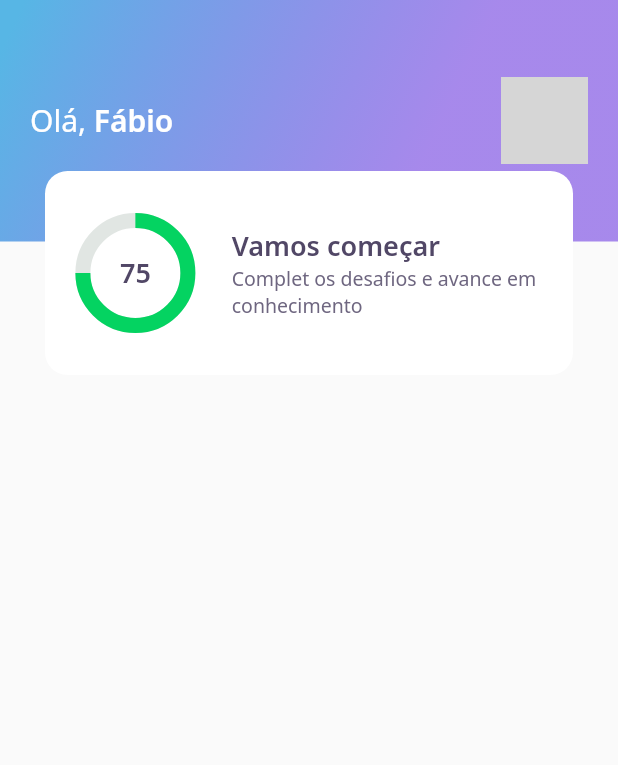
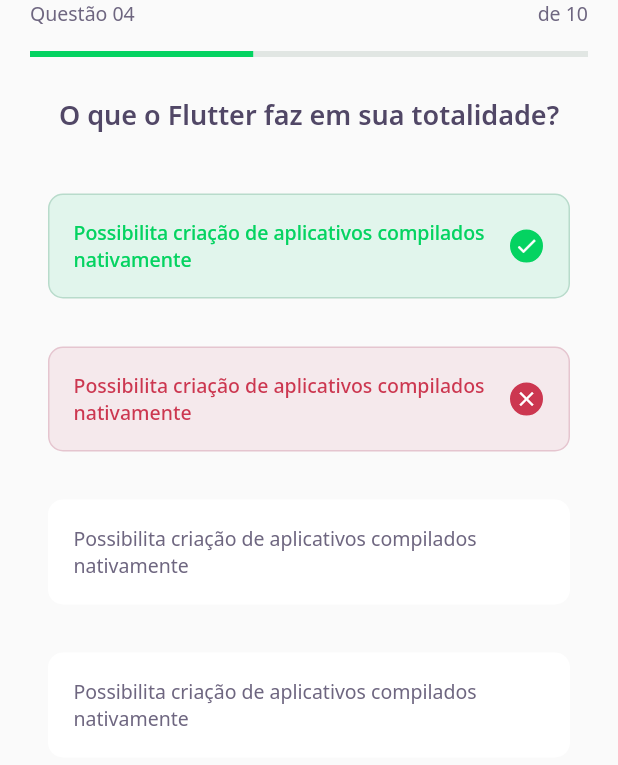
Before and after one commit to fabiobends/dev-quiz, a Flutter app: the screen it shows after launch, on a phone screen of 412 x 824 dp. Shown: the top 765 px of the screen. Run offline on Flutter 3.47's test engine with Material 2 defaults, Android fonts, the phone set to English and light mode, and no system bars; our stand-ins replace google_fonts; grey boxes are pictures that could not be loaded.

Commit message:
Add second day content

```diff
--- a/lib/core/app_widget.dart
+++ b/lib/core/app_widget.dart
@@ -1,5 +1,4 @@
-import 'package:DevQuiz/screens/home/home_screen.dart';
-//import 'package:DevQuiz/splash/splash_screen.dart';
+import 'package:DevQuiz/screens/challenge/challenge_screen.dart';
 import 'package:flutter/material.dart';
 
 class AppWidget extends StatelessWidget {
@@ -7,7 +6,7 @@ class AppWidget extends StatelessWidget {
   Widget build(BuildContext context) {
     return MaterialApp(
       title: "DevQuiz",
-      home: HomeScreen(),
+      home: ChallengeScreen(),
       debugShowCheckedModeBanner: false,
     );
   }
--- /dev/null
+++ b/lib/screens/challenge/challenge_screen.dart
@@ -0,0 +1,29 @@
+import 'package:DevQuiz/screens/challenge/widgets/question_indicator/question_indicator_widget.dart';
+import 'package:DevQuiz/screens/challenge/widgets/quiz/quiz_widget.dart';
+import 'package:flutter/material.dart';
+
+class ChallengeScreen extends StatefulWidget {
+  ChallengeScreen({Key? key}) : super(key: key);
+
+  @override
+  _ChallengeScreenState createState() => _ChallengeScreenState();
+}
+
+class _ChallengeScreenState extends State<ChallengeScreen> {
+  @override
+  Widget build(BuildContext context) {
+    return Container(
+      child: Scaffold(
+        appBar: PreferredSize(
+          preferredSize: Size.fromHeight(60),
+          child: SafeArea(
+            child: QuestionIndicatorWidget(),
+          ),
+        ),
+        body: QuizWidget(
+          title: "O que o Flutter faz em sua totalidade?",
+        ),
+      ),
+    );
+  }
+}
--- /dev/null
+++ b/lib/screens/challenge/widgets/answer/answer_widget.dart
@@ -0,0 +1,83 @@
+import 'package:DevQuiz/core/core.dart';
+import 'package:flutter/material.dart';
+
+class AnswerWidget extends StatelessWidget {
+  final String title;
+  final bool isRight;
+  final bool isSelected;
+
+  const AnswerWidget({
+    Key? key,
+    required this.title,
+    this.isRight = false,
+    this.isSelected = false,
+  }) : super(key: key);
+
+  Color get _selectedColorRight =>
+      isRight ? AppColors.darkGreen : AppColors.darkRed;
+
+  Color get _selectedBorderRight =>
+      isRight ? AppColors.lightGreen : AppColors.lightRed;
+
+  Color get _selectedColorCardRight =>
+      isRight ? AppColors.lightGreen : AppColors.lightRed;
+
+  Color get _selectedBorderCardRight =>
+      isRight ? AppColors.green : AppColors.red;
+
+  TextStyle get _selectedTextStyleRight =>
+      isRight ? AppTextStyles.bodyDarkGreen : AppTextStyles.bodyDarkRed;
+
+  IconData get _selectedIconData => isRight ? Icons.check : Icons.close;
+
+  @override
+  Widget build(BuildContext context) {
+    return Padding(
+      padding: const EdgeInsets.all(16.0),
+      child: Container(
+        padding: const EdgeInsets.all(16),
+        decoration: BoxDecoration(
+          color: isSelected ? _selectedColorCardRight : AppColors.white,
+          borderRadius: BorderRadius.circular(10),
+          border: Border.fromBorderSide(
+            BorderSide(
+              color: isSelected ? _selectedBorderCardRight : AppColors.white,
+            ),
+          ),
+        ),
+        child: Row(
+          mainAxisAlignment: MainAxisAlignment.spaceBetween,
+          children: [
+            Expanded(
+              child: Text(
+                title,
+                style:
+                    isSelected ? _selectedTextStyleRight : AppTextStyles.body,
+              ),
+            ),
+            Container(
+              width: 24,
+              height: 24,
+              decoration: BoxDecoration(
+                color: isSelected ? _selectedColorRight : AppColors.white,
+                borderRadius: BorderRadius.circular(500),
+                border: Border.fromBorderSide(
+                  BorderSide(
+                      color:
+                          isSelected ? _selectedBorderRight : AppColors.white),
+                ),
+              ),
+              child: isSelected
+                  ? Icon(
+                      _selectedIconData,
+                      size: 16,
+                      color: Colors.white,
+                    )
+                  : null,
+            ),
+          ],
+        ),
+      ),
+    );
+  }
+}
--- /dev/null
+++ b/lib/screens/challenge/widgets/question_indicator/question_indicator_widget.dart
@@ -0,0 +1,32 @@
+import 'package:DevQuiz/core/core.dart';
+import 'package:DevQuiz/shared/widgets/progress_indicator/progress_indicator_widget.dart';
+import 'package:flutter/material.dart';
+
+class QuestionIndicatorWidget extends StatelessWidget {
+  const QuestionIndicatorWidget({Key? key}) : super(key: key);
+
+  @override
+  Widget build(BuildContext context) {
+    return Container(
+        padding: const EdgeInsets.symmetric(horizontal: 20),
+        child: Column(
+          children: [
+            Row(
+              mainAxisAlignment: MainAxisAlignment.spaceBetween,
+              children: [
+                Text(
+                  "Questão 04",
+                  style: AppTextStyles.body,
+                ),
+                Text(
+                  "de 10",
+                  style: AppTextStyles.body,
+                ),
+              ],
+            ),
+            SizedBox(height: 16),
+            ProgressIndicatorWidget(percentage: 0.4),
+          ],
+        ));
+  }
+}
--- /dev/null
+++ b/lib/screens/challenge/widgets/quiz/quiz_widget.dart
@@ -0,0 +1,43 @@
+import 'package:DevQuiz/core/core.dart';
+import 'package:DevQuiz/screens/challenge/widgets/answer/answer_widget.dart';
+import 'package:flutter/material.dart';
+
+class QuizWidget extends StatelessWidget {
+  final String title;
+  const QuizWidget({Key? key, required this.title}) : super(key: key);
+
+  @override
+  Widget build(BuildContext context) {
+    return Padding(
+      padding: const EdgeInsets.symmetric(horizontal: 16, vertical: 4),
+      child: Container(
+        child: Column(
+          children: [
+            Text(title, style: AppTextStyles.heading),
+            SizedBox(height: 24),
+            AnswerWidget(
+              isRight: true,
+              isSelected: true,
+              title:
+                  "Possibilita criação de aplicativos compilados nativamente",
+            ),
+            AnswerWidget(
+              isRight: false,
+              isSelected: true,
+              title:
+                  "Possibilita criação de aplicativos compilados nativamente",
+            ),
+            AnswerWidget(
+              title:
+                  "Possibilita criação de aplicativos compilados nativamente",
+            ),
+            AnswerWidget(
+              title:
+                  "Possibilita criação de aplicativos compilados nativamente",
+            ),
+          ],
+        ),
+      ),
+    );
+  }
+}
--- a/lib/screens/home/widgets/chart/chart_widget.dart
+++ b/lib/screens/home/widgets/chart/chart_widget.dart
@@ -21,7 +21,7 @@ class ChartWidget extends StatelessWidget {
           ),
         ),
         Center(
-          child: Text("75", style: AppTextStyles.heading),
+          child: Text("75%", style: AppTextStyles.heading),
         ),
       ],
     );
--- a/lib/screens/home/widgets/score_card/score_card_widget.dart
+++ b/lib/screens/home/widgets/score_card/score_card_widget.dart
@@ -13,14 +13,14 @@ class ScoreCardWidget extends StatelessWidget {
       ),
       child: Container(
         height: 136,
-        padding: const EdgeInsets.only(left: 20, right: 10),
         decoration: BoxDecoration(
           color: AppColors.white,
           borderRadius: BorderRadius.circular(15),
         ),
+        child: Padding(
+          padding: const EdgeInsets.symmetric(horizontal: 14),
           child: Row(
             crossAxisAlignment: CrossAxisAlignment.center,
-          mainAxisAlignment: MainAxisAlignment.center,
             children: [
               Expanded(
                 flex: 1,
@@ -39,7 +39,7 @@ class ScoreCardWidget extends StatelessWidget {
                           style: AppTextStyles.heading,
                         ),
                         Text(
-                        "Complet os desafios e avance em conhecimento",
+                          "Complete os desafios e avance em conhecimento",
                           style: AppTextStyles.body,
                         )
                       ]),
@@ -48,6 +48,7 @@ class ScoreCardWidget extends StatelessWidget {
             ],
           ),
         ),
+      ),
     );
   }
 }
--- /dev/null
+++ b/lib/shared/widgets/progress_indicator/progress_indicator_widget.dart
@@ -0,0 +1,20 @@
+import 'package:DevQuiz/core/core.dart';
+import 'package:flutter/material.dart';
+
+class ProgressIndicatorWidget extends StatelessWidget {
+  final double percentage;
+
+  const ProgressIndicatorWidget({Key? key, required this.percentage})
+      : super(key: key);
+
+  @override
+  Widget build(BuildContext context) {
+    return LinearProgressIndicator(
+      value: percentage,
+      backgroundColor: AppColors.chartSecondary,
+      valueColor: AlwaysStoppedAnimation<Color>(
+        AppColors.chartPrimary,
+      ),
+    );
+  }
+}
```
Also changed, not shown: lib/screens/home/home_screen.dart (+43 -0 lines), lib/screens/home/widgets/level_button/level_button_widget.dart (added, +63 -0 lines), lib/screens/home/widgets/quiz_card/quiz_card_widget.dart (added, +57 -0 lines), lib/screens/splash/splash_screen.dart (renamed from lib/splash/splash_screen.dart). Lines whose indentation alone changed are shown as unchanged.
